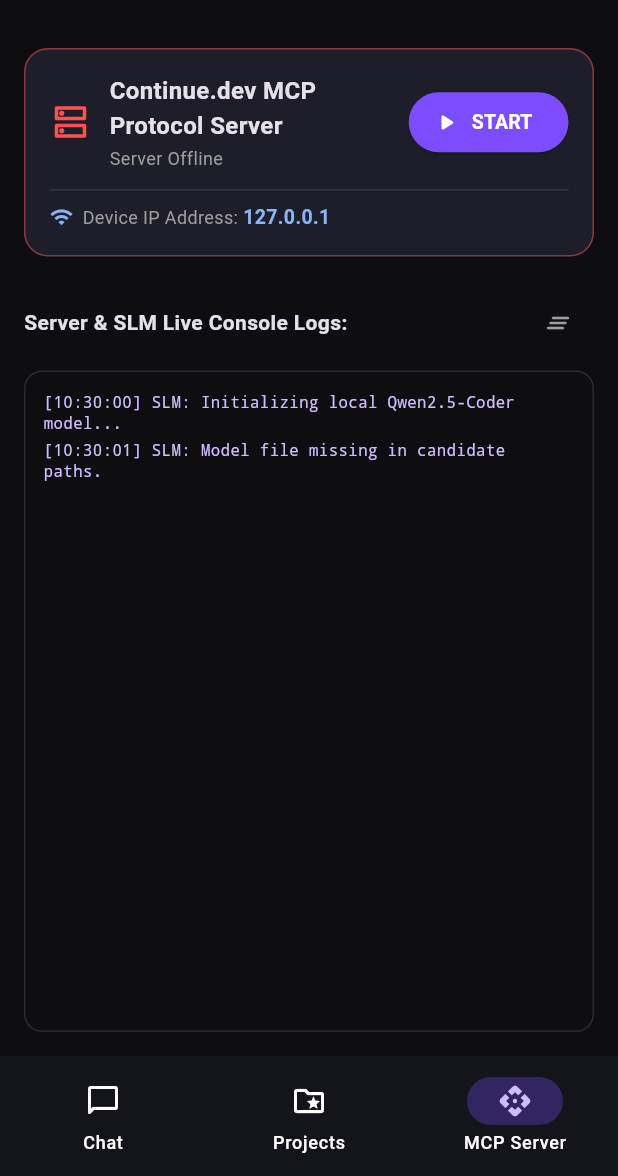
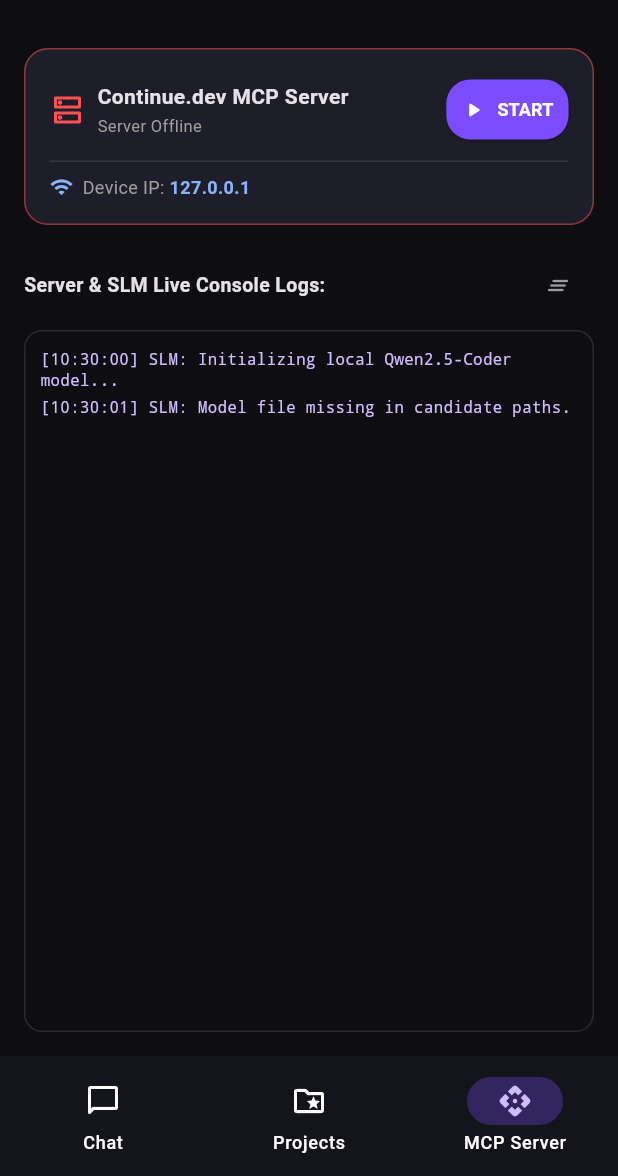
Before and after one commit to 7CGPA-Labs/essential, a Flutter app: the screen it shows after launch, item 3 of the bottom bar chosen, on a phone screen of 412 x 824 dp, the part 60-1236 px from its top. Run offline on Flutter 3.47's test engine with Material 3 defaults, Android fonts, the phone set to English and light mode, and no system bars; our stand-ins replace connectivity_plus, flutter_local_notifications, flutter_markdown, geolocator, permission_handler and 3 more; missing offline and left inert: dart:ffi, flutter_background_service, shelf_router, torch_light.

Commit message:
fix: word wrapping in MCP logs & dynamic path_provider lookup

```diff
--- a/lib/main.dart
+++ b/lib/main.dart
@@ -5,6 +5,7 @@
 import 'package:flutter/material.dart';
 import 'package:flutter/services.dart';
 import 'package:flutter_markdown/flutter_markdown.dart';
+import 'package:path_provider/path_provider.dart';
 import 'ffi/llama_bindings.dart';
 import 'ffi/llama_isolate.dart';
 import 'ffi/sidecar_isolate.dart';
@@ -949,60 +950,67 @@
               children: [
                 Row(
                   children: [
-                    Icon(isOnline ? Icons.dns_rounded : Icons.dns_outlined, color: isOnline ? Colors.greenAccent : Colors.redAccent, size: 28),
-                    const SizedBox(width: 12),
+                    Icon(isOnline ? Icons.dns_rounded : Icons.dns_outlined, color: isOnline ? Colors.greenAccent : Colors.redAccent, size: 24),
+                    const SizedBox(width: 8),
                     Expanded(
                       child: Column(
                         crossAxisAlignment: CrossAxisAlignment.start,
                         children: [
-                          const Text('Continue.dev MCP Protocol Server', style: TextStyle(fontWeight: FontWeight.bold, fontSize: 16)),
+                          const Text('Continue.dev MCP Server', style: TextStyle(fontWeight: FontWeight.bold, fontSize: 14)),
                           const SizedBox(height: 2),
-                          Text(_mcpStatus, style: TextStyle(fontSize: 12, color: isOnline ? Colors.greenAccent : Colors.grey)),
+                          Text(_mcpStatus, style: TextStyle(fontSize: 11, color: isOnline ? Colors.greenAccent : Colors.grey)),
                         ],
                       ),
                     ),
+                    const SizedBox(width: 6),
                     ElevatedButton.icon(
                       onPressed: _toggleMcpServer,
-                      icon: Icon(isOnline ? Icons.stop_rounded : Icons.play_arrow_rounded, size: 18),
-                      label: Text(isOnline ? 'STOP' : 'START', style: const TextStyle(fontWeight: FontWeight.bold, fontSize: 13, color: Colors.white)),
+                      icon: Icon(isOnline ? Icons.stop_rounded : Icons.play_arrow_rounded, size: 16),
+                      label: Text(isOnline ? 'STOP' : 'START', style: const TextStyle(fontWeight: FontWeight.bold, fontSize: 12, color: Colors.white)),
                       style: ElevatedButton.styleFrom(
                         backgroundColor: isOnline ? Colors.redAccent : const Color(0xFF7C4DFF),
                         foregroundColor: Colors.white,
-                        shape: RoundedRectangleBorder(borderRadius: BorderRadius.circular(20)),
+                        padding: const EdgeInsets.symmetric(horizontal: 10, vertical: 6),
+                        shape: RoundedRectangleBorder(borderRadius: BorderRadius.circular(16)),
                       ),
                     ),
                   ],
                 ),
-                const SizedBox(height: 12),
+                const SizedBox(height: 10),
                 const Divider(height: 1, color: Colors.white10),
                 const SizedBox(height: 8),
                 Row(
                   children: [
                     const Icon(Icons.wifi, size: 16, color: Color(0xFF8AB4F8)),
                     const SizedBox(width: 6),
-                    Text('Device IP Address: ', style: const TextStyle(fontSize: 12, color: Colors.grey)),
-                    SelectableText(_deviceIp, style: const TextStyle(fontWeight: FontWeight.bold, fontSize: 13, color: Color(0xFF8AB4F8))),
+                    const Text('Device IP: ', style: TextStyle(fontSize: 12, color: Colors.grey)),
+                    Expanded(
+                      child: SelectableText(
+                        _deviceIp,
+                        style: const TextStyle(fontWeight: FontWeight.bold, fontSize: 12, color: Color(0xFF8AB4F8)),
+                      ),
+                    ),
                   ],
                 ),
               ],
             ),
           ),
-          const SizedBox(height: 20),
+          const SizedBox(height: 16),
           Row(
             children: [
               const Expanded(
-                child: Text('Server & SLM Live Console Logs:', style: TextStyle(fontWeight: FontWeight.bold, fontSize: 14)),
+                child: Text('Server & SLM Live Console Logs:', style: TextStyle(fontWeight: FontWeight.bold, fontSize: 13)),
               ),
               IconButton(
-                icon: const Icon(Icons.clear_all_rounded, size: 20, color: Colors.grey),
+                icon: const Icon(Icons.clear_all_rounded, size: 18, color: Colors.grey),
                 onPressed: () => setState(() => _serverLogs.clear()),
               ),
             ],
           ),
-          const SizedBox(height: 8),
+          const SizedBox(height: 6),
           Expanded(
             child: Container(
-              padding: const EdgeInsets.all(12),
+              padding: const EdgeInsets.all(10),
               decoration: BoxDecoration(
                 color: const Color(0xFF0E0E12),
                 borderRadius: BorderRadius.circular(12),
```
